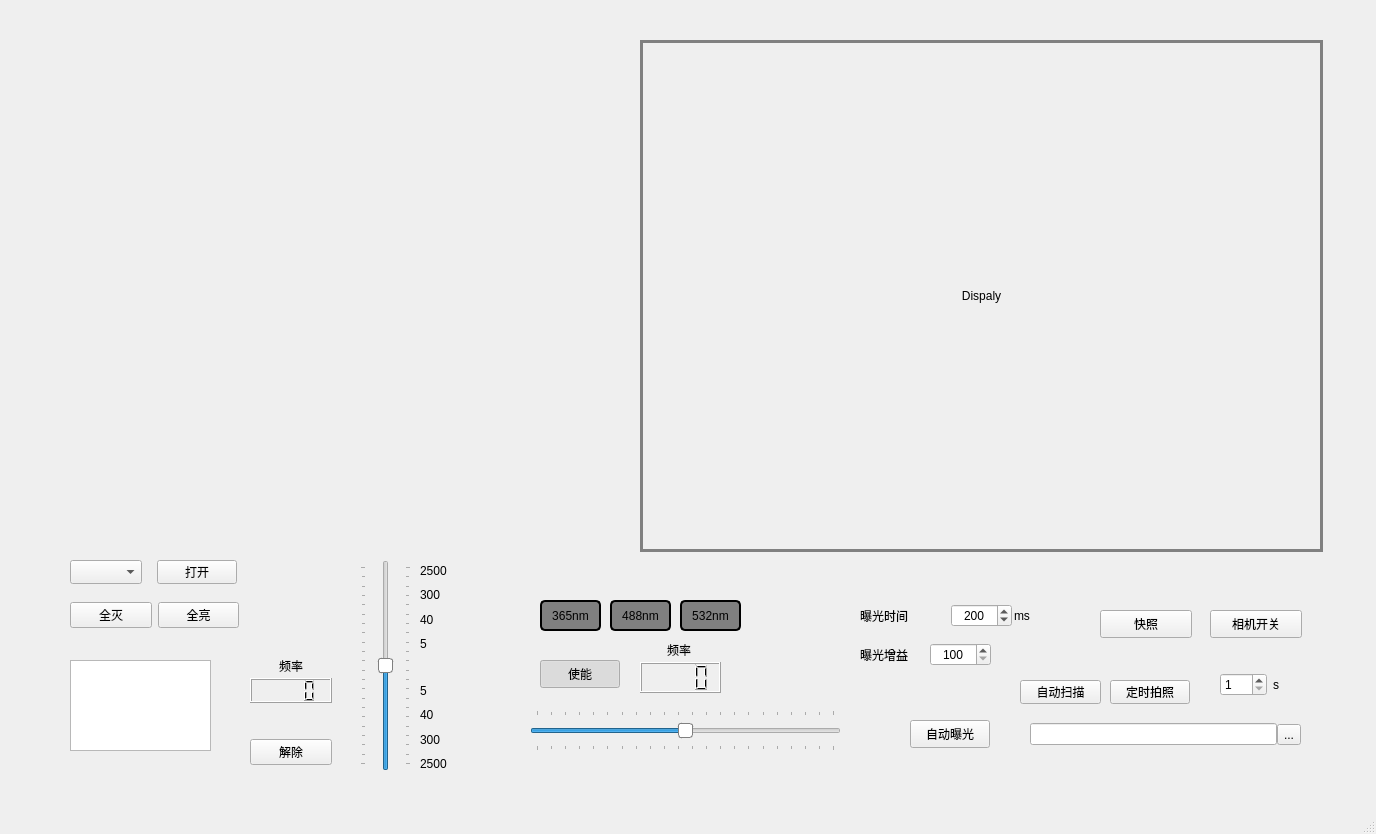
The window that mainwindow.ui (PingY2000/QT_FPM) describes before a commit, drawn with Qt 5.
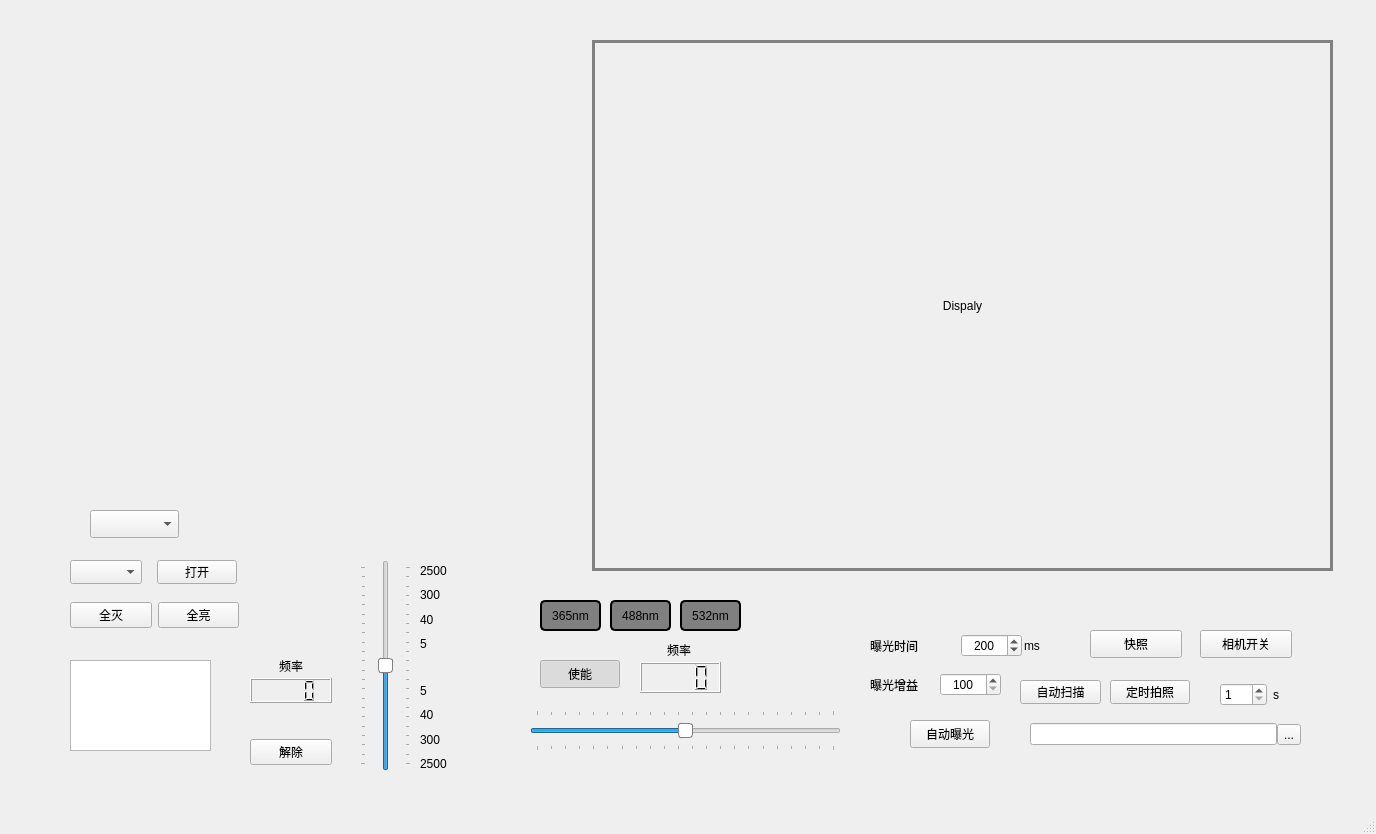
The same window after the commit.

Patch:
```diff
--- a/mainwindow.ui
+++ b/mainwindow.ui
@@ -19,8 +19,8 @@
      <rect>
       <x>50</x>
       <y>40</y>
-      <width>551</width>
-      <height>481</height>
+      <width>511</width>
+      <height>451</height>
      </rect>
     </property>
     <layout class="QVBoxLayout" name="verticalLayout"/>
@@ -80,10 +80,10 @@
    <widget class="QLabel" name="labeldisplay">
     <property name="geometry">
      <rect>
-      <x>640</x>
+      <x>592</x>
       <y>40</y>
-      <width>683</width>
-      <height>512</height>
+      <width>741</width>
+      <height>531</height>
      </rect>
     </property>
     <property name="styleSheet">
@@ -99,8 +99,8 @@
    <widget class="QPushButton" name="pushButton_Snap">
     <property name="geometry">
      <rect>
-      <x>1100</x>
-      <y>610</y>
+      <x>1090</x>
+      <y>630</y>
       <width>92</width>
       <height>28</height>
      </rect>
@@ -168,8 +168,8 @@
    <widget class="QPushButton" name="pushButton_CameraSwitch">
     <property name="geometry">
      <rect>
-      <x>1210</x>
-      <y>610</y>
+      <x>1200</x>
+      <y>630</y>
       <width>92</width>
       <height>28</height>
      </rect>
@@ -233,8 +233,8 @@
    <widget class="QWidget" name="layoutWidget">
     <property name="geometry">
      <rect>
-      <x>860</x>
-      <y>640</y>
+      <x>870</x>
+      <y>670</y>
       <width>131</width>
       <height>30</height>
      </rect>
@@ -274,8 +274,8 @@
    <widget class="QWidget" name="layoutWidget">
     <property name="geometry">
      <rect>
-      <x>860</x>
-      <y>600</y>
+      <x>870</x>
+      <y>630</y>
       <width>175</width>
       <height>32</height>
      </rect>
@@ -349,7 +349,7 @@
     <property name="geometry">
      <rect>
       <x>1220</x>
-      <y>670</y>
+      <y>680</y>
       <width>81</width>
       <height>30</height>
      </rect>
@@ -713,6 +713,16 @@
      <bool>true</bool>
     </property>
    </widget>
+   <widget class="QComboBox" name="comboBox_LedColorMode">
+    <property name="geometry">
+     <rect>
+      <x>90</x>
+      <y>510</y>
+      <width>89</width>
+      <height>28</height>
+     </rect>
+    </property>
+   </widget>
   </widget>
   <widget class="QMenuBar" name="menubar">
    <property name="geometry">
```
